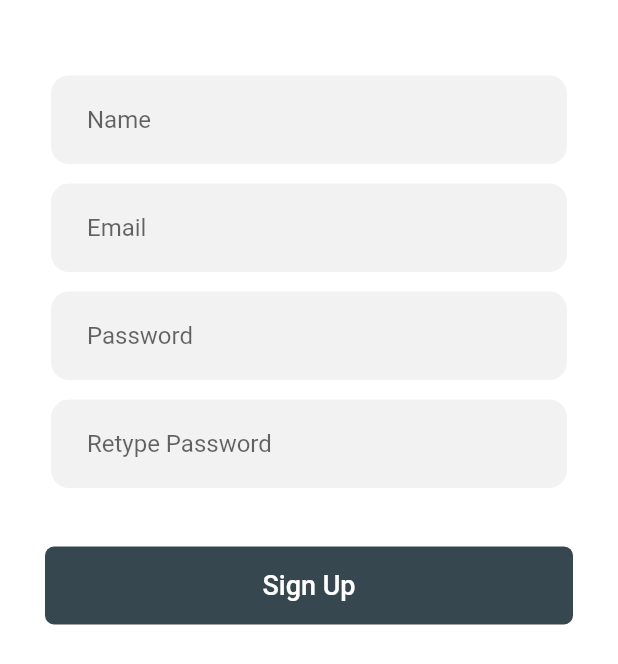
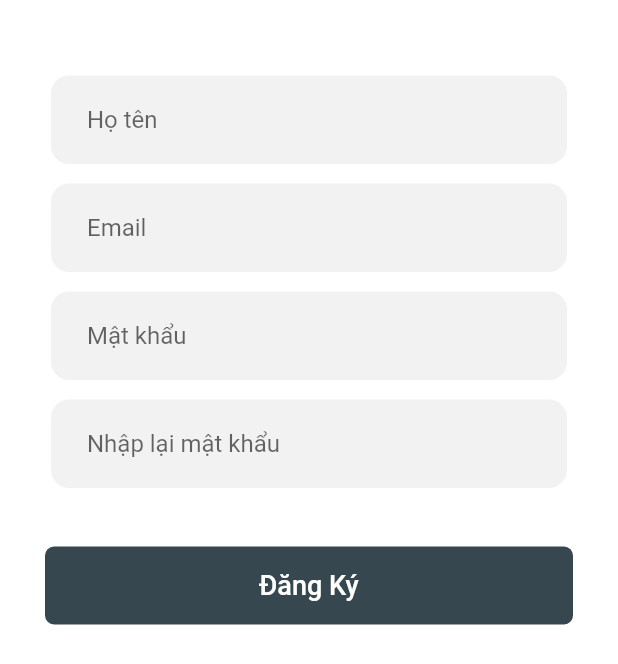
Before and after one commit to duyvo209/rescue-app, a Flutter app: the SignUpScreen screen opened directly, on a phone screen of 412 x 824 dp. Shown: the part 541-1205 px from the top of the screen. Run offline on Flutter 3.47's test engine with Material 2 defaults, Android fonts, the phone set to English and light mode, and no system bars; drawn by our look-alikes of loading_overlay; our stand-ins replace bloc, cached_network_image, cloud_firestore, easy_localization, equatable, firebase_auth and 9 more; missing offline and left inert: flutter_polyline_points, geocoder, google_place; accounts and stored records are empty; network calls fail; Roboto replaces fonts that are missing (poppins).

```diff
--- a/lib/blocs/signup/signup_event.dart
+++ b/lib/blocs/signup/signup_event.dart
@@ -21,24 +21,24 @@ class Signup extends SignupEvent {
       this.uid});
 }
 
-class SignupStore extends SignupEvent {
-  final String name;
-  final String email;
-  final String password;
-  final String address;
-  final String time;
-  final String uid;
-  final double lat;
-  final double long;
+// class SignupStore extends SignupEvent {
+//   final String name;
+//   final String email;
+//   final String password;
+//   final String address;
+//   final String time;
+//   final String uid;
+//   final double lat;
+//   final double long;
 
-  SignupStore({
-    @required this.name,
-    @required this.email,
-    @required this.password,
-    @required this.address,
-    @required this.time,
-    @required this.lat,
-    @required this.long,
-    this.uid,
-  });
-}
+//   SignupStore({
+//     @required this.name,
+//     @required this.email,
+//     @required this.password,
+//     @required this.address,
+//     @required this.time,
+//     @required this.lat,
+//     @required this.long,
+//     this.uid,
+//   });
+// }
--- /dev/null
+++ b/lib/blocs/signupStore/signupstore_bloc.dart
@@ -0,0 +1,56 @@
+import 'dart:async';
+
+import 'package:bloc/bloc.dart';
+import 'package:cloud_firestore/cloud_firestore.dart';
+import 'package:equatable/equatable.dart';
+import 'package:firebase_auth/firebase_auth.dart';
+import 'package:meta/meta.dart';
+
+part 'signupstore_event.dart';
+part 'signupstore_state.dart';
+
+class SignupstoreBloc extends Bloc<SignupstoreEvent, SignupstoreState> {
+  SignupstoreBloc() : super(SignupstoreState.empty());
+  final firebaseAuth = FirebaseAuth.instance;
+  final fireStore = FirebaseFirestore.instance;
+
+  @override
+  Stream<SignupstoreState> mapEventToState(
+    SignupstoreEvent event,
+  ) async* {
+    if (event is SignupStore) {
+      try {
+        yield state.copyWith(
+          signupLoading: true,
+          signupSuccess: false,
+          signupError: '',
+        );
+        var user = await firebaseAuth.createUserWithEmailAndPassword(
+            email: event.email, password: event.password);
+        if (user != null) {
+          await fireStore.collection('store').doc(user.user.uid).set({
+            'name': event.name,
+            'email': event.email,
+            'address': event.address,
+            'time': event.time,
+            'lat': event.lat,
+            'long': event.long,
+          });
+          yield state.copyWith(
+            signupLoading: false,
+            signupSuccess: true,
+          );
+          // }
+        } else {
+          yield state.copyWith(signupLoading: false, signupSuccess: false);
+        }
+      } catch (e) {
+        yield state.copyWith(
+          signupLoading: false,
+          signupSuccess: false,
+          signupError: e.toString(),
+        );
+      }
+    }
+  }
+}
--- /dev/null
+++ b/lib/blocs/signupStore/signupstore_event.dart
@@ -0,0 +1,30 @@
+part of 'signupstore_bloc.dart';
+
+abstract class SignupstoreEvent extends Equatable {
+  const SignupstoreEvent();
+
+  @override
+  List<Object> get props => [];
+}
+
+class SignupStore extends SignupstoreEvent {
+  final String name;
+  final String email;
+  final String password;
+  final String address;
+  final String time;
+  final String uid;
+  final double lat;
+  final double long;
+
+  SignupStore({
+    @required this.name,
+    @required this.email,
+    @required this.password,
+    @required this.address,
+    @required this.time,
+    @required this.lat,
+    @required this.long,
+    this.uid,
+  });
+}
--- /dev/null
+++ b/lib/blocs/signupStore/signupstore_state.dart
@@ -0,0 +1,32 @@
+part of 'signupstore_bloc.dart';
+
+class SignupstoreState extends Equatable {
+  final bool signupLoading;
+  final bool signupSuccess;
+  final String signupError;
+
+  SignupstoreState({this.signupLoading, this.signupSuccess, this.signupError});
+
+  factory SignupstoreState.empty() {
+    return SignupstoreState(
+      signupLoading: false,
+      signupSuccess: false,
+      signupError: '',
+    );
+  }
+  SignupstoreState copyWith({
+    bool signupLoading,
+    bool signupSuccess,
+    String signupError,
+  }) {
+    return SignupstoreState(
+      signupLoading: signupLoading ?? this.signupLoading,
+      signupSuccess: signupSuccess ?? this.signupSuccess,
+      signupError: signupError ?? this.signupError,
+    );
+  }
+
+  @override
+  List<Object> get props =>
+      [this.signupLoading, this.signupSuccess, this.signupError];
+}
--- a/lib/blocs/store/store_state.dart
+++ b/lib/blocs/store/store_state.dart
@@ -1,10 +1,11 @@
 part of 'store_bloc.dart';
 
+// ignore: must_be_immutable
 class StoreState extends Equatable {
   final bool storeLoading;
   final bool storeSuccess;
   final String storeError;
-  List<Store> listStore;
+  List<Store> listStore = [];
 
   StoreState(
       {this.storeLoading, this.storeSuccess, this.storeError, this.listStore});
--- a/lib/main.dart
+++ b/lib/main.dart
@@ -4,6 +4,7 @@ import 'package:firebase_core/firebase_core.dart';
 import 'package:flutter_bloc/flutter_bloc.dart';
 import 'package:rescue/blocs/login/login_bloc.dart';
 import 'package:rescue/blocs/signup/signup_bloc.dart';
+import 'package:rescue/blocs/signupStore/signupstore_bloc.dart';
 import 'package:rescue/blocs/store/store_bloc.dart';
 import 'package:rescue/screens/IntroScreen.dart';
 import 'blocs/auth/authencation_bloc.dart';
@@ -53,6 +54,7 @@ class _MyAppState extends State<MyApp> {
           BlocProvider(create: (context) => LoginBloc()),
           BlocProvider(create: (context) => UserBloc()),
           BlocProvider(create: (context) => StoreBloc()),
+          BlocProvider(create: (context) => SignupstoreBloc()),
           BlocProvider(
               create: (context) => AuthencationBloc(
                   loginBloc: BlocProvider.of<LoginBloc>(context),
--- a/lib/models/Store.dart
+++ b/lib/models/Store.dart
@@ -1,3 +1,5 @@
+import 'dart:math' show cos, sqrt, asin;
+
 class Store {
   String name;
   String email;
@@ -5,15 +7,15 @@ class Store {
   String time;
   double lat;
   double long;
-
-  Store({
-    this.name,
-    this.email,
-    this.address,
-    this.time,
-    this.lat,
-    this.long,
-  });
+  double m;
+  Store(
+      {this.name,
+      this.email,
+      this.address,
+      this.time,
+      this.lat,
+      this.long,
+      this.m});
 
   factory Store.fromFireStore(Map<String, dynamic> json) {
     return Store(
@@ -26,6 +28,8 @@ class Store {
     );
   }
 
+  // get  => null;
+
   Map<String, dynamic> toMap() {
     return {
       'name': name,
@@ -34,6 +38,16 @@ class Store {
       'time': time,
       'lat': lat,
       'long': long,
+      'm': m
     };
   }
+
+  double getM(lat1, lon1) {
+    var p = 0.017453292519943295;
+    var c = cos;
+    var a = 0.5 -
+        c((this.lat - lat1) * p) / 2 +
+        c(lat1 * p) * c(this.lat * p) * (1 - c((this.long - lon1) * p)) / 2;
+    return 12742 * asin(sqrt(a));
+  }
 }
--- a/lib/models/place_service.dart
+++ b/lib/models/place_service.dart
@@ -1,5 +1,4 @@
 import 'dart:convert';
-import 'dart:ffi';
 import 'dart:io';
 
 import 'package:google_place/google_place.dart';
--- a/lib/screens/AddressSreachScreen.dart
+++ b/lib/screens/AddressSreachScreen.dart
@@ -1,5 +1,4 @@
 import 'package:flutter/material.dart';
-import 'package:google_maps_flutter/google_maps_flutter.dart';
 import 'package:rescue/models/place_service.dart';
 
 class AddressSearch extends SearchDelegate<Suggestion> {
--- a/lib/screens/ChatScreen.dart
+++ b/lib/screens/ChatScreen.dart
@@ -60,7 +60,7 @@ class _ChatScreenState extends State<ChatScreen> {
     return Scaffold(
         appBar: AppBar(
           centerTitle: true,
-          title: Text('Chats'),
+          title: Text('Tin nhắn'),
           backgroundColor: Colors.blueGrey[800],
           brightness: Brightness.light,
           elevation: 0,
@@ -76,7 +76,7 @@ class _ChatScreenState extends State<ChatScreen> {
                 padding: EdgeInsets.only(top: 16, left: 16, right: 16),
                 child: TextField(
                   decoration: InputDecoration(
-                    hintText: "Search...",
+                    hintText: "Tìm kiếm...",
                     hintStyle: TextStyle(color: Colors.grey.shade400),
                     prefixIcon: Icon(
                       Icons.search,
--- a/lib/screens/LoginScreen.dart
+++ b/lib/screens/LoginScreen.dart
@@ -171,7 +171,7 @@ class _LoginScreenState extends State<LoginScreen> {
                               textInputAction: TextInputAction.next,
                               decoration: InputDecoration(
                                 border: InputBorder.none,
-                                hintText: "Password",
+                                hintText: "Mật khẩu",
                                 errorText: _passwordError(),
                                 contentPadding: EdgeInsets.symmetric(
                                     horizontal: 24, vertical: 20),
@@ -197,7 +197,7 @@ class _LoginScreenState extends State<LoginScreen> {
                                 );
                               },
                               child: Text(
-                                "Log In",
+                                "Đăng Nhập",
                                 style: TextStyle(
                                     color: Colors.white, fontSize: 18),
                               ),
@@ -219,7 +219,7 @@ class _LoginScreenState extends State<LoginScreen> {
                                     builder: (context) => SignUpScreen()));
                           },
                           child: Text(
-                            "Create a new account",
+                            "Tạo tài khoản mới",
                             style:
                                 TextStyle(color: Colors.blueGrey, fontSize: 15),
                           ),
@@ -236,7 +236,7 @@ class _LoginScreenState extends State<LoginScreen> {
                                     builder: (context) => ForgotPassScreen()));
                           },
                           child: Text(
-                            "Forgot Password ?",
+                            "Quên mật khẩu ?",
                             style:
                                 TextStyle(color: Colors.blueGrey, fontSize: 15),
                           ),
--- a/lib/screens/SignUpScreen.dart
+++ b/lib/screens/SignUpScreen.dart
@@ -154,7 +154,7 @@ class _SignUpScreenState extends State<SignUpScreen> {
                                 textInputAction: TextInputAction.next,
                                 decoration: InputDecoration(
                                   border: InputBorder.none,
-                                  hintText: "Name",
+                                  hintText: "Họ tên",
                                   errorText: _nameError(),
                                   contentPadding: EdgeInsets.symmetric(
                                       horizontal: 24, vertical: 20),
@@ -208,7 +208,7 @@ class _SignUpScreenState extends State<SignUpScreen> {
                                 textInputAction: TextInputAction.next,
                                 decoration: InputDecoration(
                                   border: InputBorder.none,
-                                  hintText: "Password",
+                                  hintText: "Mật khẩu",
                                   errorText: _passwordError(),
                                   contentPadding: EdgeInsets.symmetric(
                                       horizontal: 24, vertical: 20),
@@ -235,7 +235,7 @@ class _SignUpScreenState extends State<SignUpScreen> {
                                 textInputAction: TextInputAction.next,
                                 decoration: InputDecoration(
                                   border: InputBorder.none,
-                                  hintText: "Retype Password",
+                                  hintText: "Nhập lại mật khẩu",
                                   errorText: _retypepasswordError(),
                                   contentPadding: EdgeInsets.symmetric(
                                       horizontal: 24, vertical: 20),
@@ -278,7 +278,7 @@ class _SignUpScreenState extends State<SignUpScreen> {
                                   color: Colors.blueGrey[800]),
                               child: Center(
                                 child: Text(
-                                  'Sign Up',
+                                  'Đăng Ký',
                                   style: TextStyle(
                                       color: Colors.white,
                                       fontSize: 18,
```
Also changed, not shown: lib/blocs/signup/signup_bloc.dart (+35 -35 lines), lib/blocs/store/store_bloc.dart (+0 -35 lines), lib/screens/HomeScreen.dart (+124 -20 lines), lib/screens/ProfileScreen.dart (+6 -6 lines), lib/screens/SignupStoreScreen.dart (+12 -11 lines), assets/icon_map.png (added), assets/motoicon.png (added).
